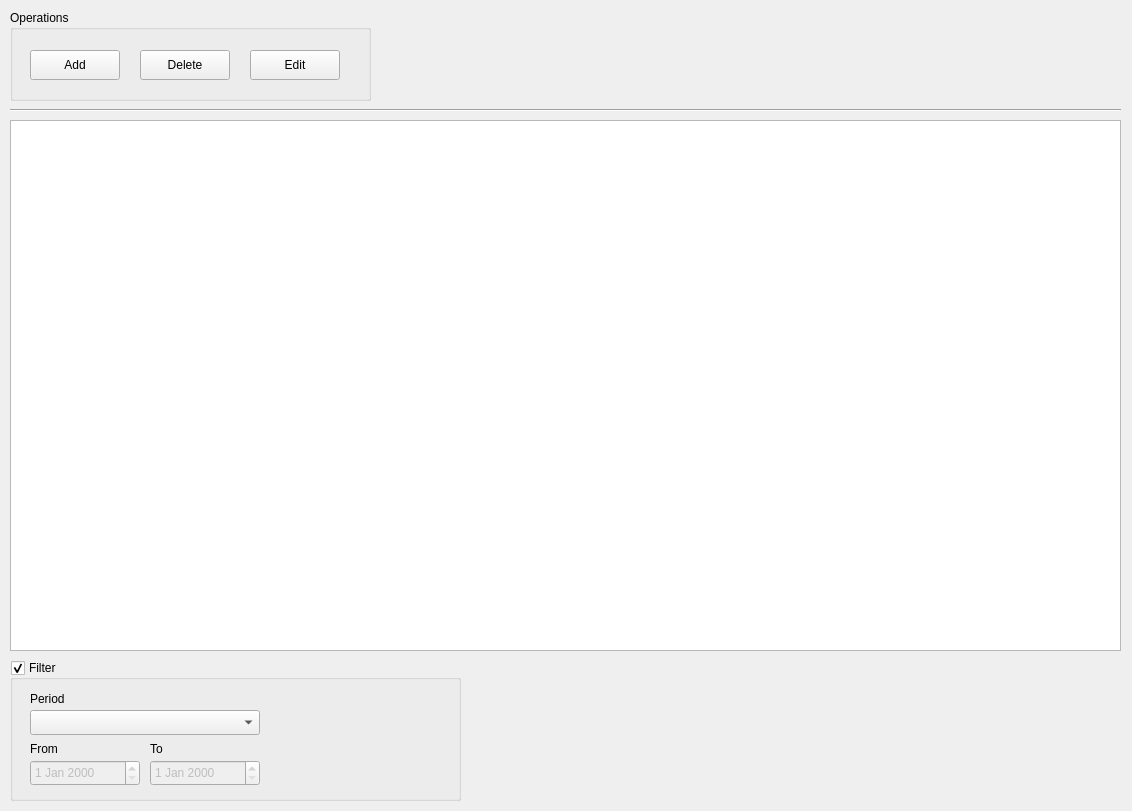
wslowinski/QtFinance, file Widget/ExpenseWidget.ui: the form before one commit.
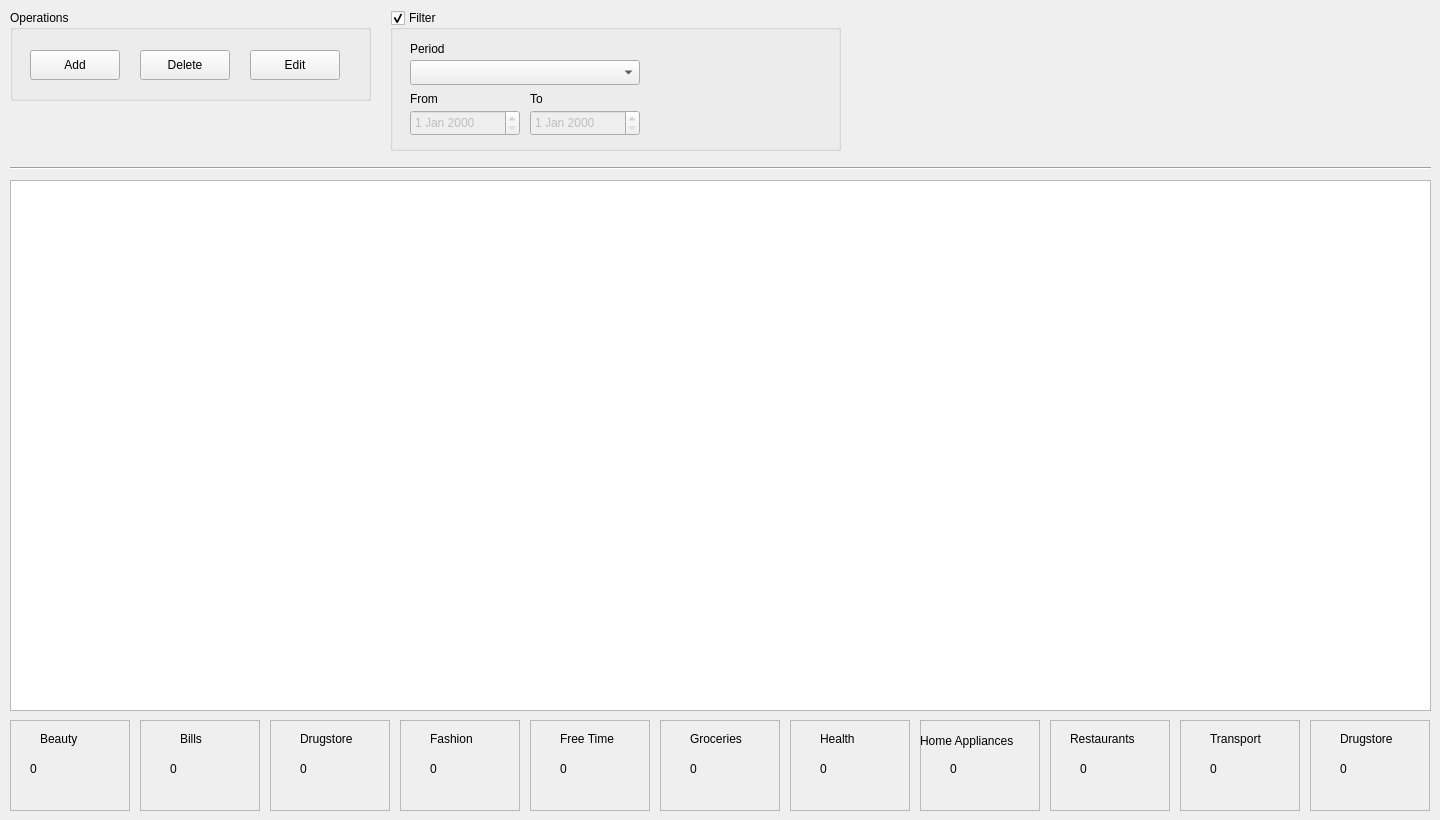
The form after the commit. Icons and pictures are not drawn.

Commit message: Add Expenses Analysis

```diff
--- a/Widget/ExpenseWidget.ui
+++ b/Widget/ExpenseWidget.ui
@@ -6,8 +6,8 @@
    <rect>
     <x>0</x>
     <y>0</y>
-    <width>1132</width>
-    <height>811</height>
+    <width>1440</width>
+    <height>820</height>
    </rect>
   </property>
   <property name="windowTitle">
@@ -108,8 +108,8 @@
    <property name="geometry">
     <rect>
      <x>10</x>
-     <y>120</y>
-     <width>1111</width>
+     <y>180</y>
+     <width>1421</width>
      <height>531</height>
     </rect>
    </property>
@@ -133,8 +133,8 @@
    <property name="geometry">
     <rect>
      <x>10</x>
-     <y>102</y>
-     <width>1111</width>
+     <y>160</y>
+     <width>1421</width>
      <height>16</height>
     </rect>
    </property>
@@ -145,8 +145,8 @@
   <widget class="QGroupBox" name="gbFilter">
    <property name="geometry">
     <rect>
-     <x>10</x>
-     <y>660</y>
+     <x>390</x>
+     <y>10</y>
      <width>451</width>
      <height>141</height>
     </rect>
@@ -245,6 +245,474 @@
     </property>
    </widget>
   </widget>
+  <widget class="QFrame" name="frmBeauty">
+   <property name="geometry">
+    <rect>
+     <x>10</x>
+     <y>720</y>
+     <width>120</width>
+     <height>91</height>
+    </rect>
+   </property>
+   <property name="autoFillBackground">
+    <bool>false</bool>
+   </property>
+   <property name="frameShape">
+    <enum>QFrame::StyledPanel</enum>
+   </property>
+   <property name="frameShadow">
+    <enum>QFrame::Raised</enum>
+   </property>
+   <widget class="QLabel" name="lblBeautyName">
+    <property name="geometry">
+     <rect>
+      <x>30</x>
+      <y>10</y>
+      <width>51</width>
+      <height>17</height>
+     </rect>
+    </property>
+    <property name="text">
+     <string>Beauty</string>
+    </property>
+   </widget>
+   <widget class="QLabel" name="lblBeauty">
+    <property name="geometry">
+     <rect>
+      <x>20</x>
+      <y>40</y>
+      <width>67</width>
+      <height>17</height>
+     </rect>
+    </property>
+    <property name="text">
+     <string>0</string>
+    </property>
+   </widget>
+  </widget>
+  <widget class="QFrame" name="frmBills">
+   <property name="geometry">
+    <rect>
+     <x>140</x>
+     <y>720</y>
+     <width>120</width>
+     <height>91</height>
+    </rect>
+   </property>
+   <property name="frameShape">
+    <enum>QFrame::StyledPanel</enum>
+   </property>
+   <property name="frameShadow">
+    <enum>QFrame::Raised</enum>
+   </property>
+   <widget class="QLabel" name="lblBillsName">
+    <property name="geometry">
+     <rect>
+      <x>40</x>
+      <y>10</y>
+      <width>31</width>
+      <height>17</height>
+     </rect>
+    </property>
+    <property name="text">
+     <string>Bills</string>
+    </property>
+   </widget>
+   <widget class="QLabel" name="lblBills">
+    <property name="geometry">
+     <rect>
+      <x>30</x>
+      <y>40</y>
+      <width>67</width>
+      <height>17</height>
+     </rect>
+    </property>
+    <property name="text">
+     <string>0</string>
+    </property>
+   </widget>
+  </widget>
+  <widget class="QFrame" name="frmDrugstore">
+   <property name="geometry">
+    <rect>
+     <x>270</x>
+     <y>720</y>
+     <width>120</width>
+     <height>91</height>
+    </rect>
+   </property>
+   <property name="frameShape">
+    <enum>QFrame::StyledPanel</enum>
+   </property>
+   <property name="frameShadow">
+    <enum>QFrame::Raised</enum>
+   </property>
+   <widget class="QLabel" name="lblDrugstoreName">
+    <property name="geometry">
+     <rect>
+      <x>30</x>
+      <y>10</y>
+      <width>71</width>
+      <height>17</height>
+     </rect>
+    </property>
+    <property name="text">
+     <string>Drugstore</string>
+    </property>
+   </widget>
+   <widget class="QLabel" name="lblDrugstore">
+    <property name="geometry">
+     <rect>
+      <x>30</x>
+      <y>40</y>
+      <width>67</width>
+      <height>17</height>
+     </rect>
+    </property>
+    <property name="text">
+     <string>0</string>
+    </property>
+   </widget>
+  </widget>
+  <widget class="QFrame" name="frmFashion">
+   <property name="geometry">
+    <rect>
+     <x>400</x>
+     <y>720</y>
+     <width>120</width>
+     <height>91</height>
+    </rect>
+   </property>
+   <property name="frameShape">
+    <enum>QFrame::StyledPanel</enum>
+   </property>
+   <property name="frameShadow">
+    <enum>QFrame::Raised</enum>
+   </property>
+   <widget class="QLabel" name="lblFashionName">
+    <property name="geometry">
+     <rect>
+      <x>30</x>
+      <y>10</y>
+      <width>71</width>
+      <height>17</height>
+     </rect>
+    </property>
+    <property name="frameShape">
+     <enum>QFrame::NoFrame</enum>
+    </property>
+    <property name="text">
+     <string>Fashion</string>
+    </property>
+   </widget>
+   <widget class="QLabel" name="lblFashion">
+    <property name="geometry">
+     <rect>
+      <x>30</x>
+      <y>40</y>
+      <width>67</width>
+      <height>17</height>
+     </rect>
+    </property>
+    <property name="text">
+     <string>0</string>
+    </property>
+   </widget>
+  </widget>
+  <widget class="QFrame" name="frmFreeTime">
+   <property name="geometry">
+    <rect>
+     <x>530</x>
+     <y>720</y>
+     <width>120</width>
+     <height>91</height>
+    </rect>
+   </property>
+   <property name="frameShape">
+    <enum>QFrame::StyledPanel</enum>
+   </property>
+   <property name="frameShadow">
+    <enum>QFrame::Raised</enum>
+   </property>
+   <widget class="QLabel" name="lblFreeTimeName">
+    <property name="geometry">
+     <rect>
+      <x>30</x>
+      <y>10</y>
+      <width>71</width>
+      <height>17</height>
+     </rect>
+    </property>
+    <property name="text">
+     <string>Free Time</string>
+    </property>
+   </widget>
+   <widget class="QLabel" name="lblFreeTime">
+    <property name="geometry">
+     <rect>
+      <x>30</x>
+      <y>40</y>
+      <width>67</width>
+      <height>17</height>
+     </rect>
+    </property>
+    <property name="text">
+     <string>0</string>
+    </property>
+   </widget>
+  </widget>
+  <widget class="QFrame" name="frmGroceries">
+   <property name="geometry">
+    <rect>
+     <x>660</x>
+     <y>720</y>
+     <width>120</width>
+     <height>91</height>
+    </rect>
+   </property>
+   <property name="frameShape">
+    <enum>QFrame::StyledPanel</enum>
+   </property>
+   <property name="frameShadow">
+    <enum>QFrame::Raised</enum>
+   </property>
+   <widget class="QLabel" name="lblGroceriesName">
+    <property name="geometry">
+     <rect>
+      <x>30</x>
+      <y>10</y>
+      <width>71</width>
+      <height>17</height>
+     </rect>
+    </property>
+    <property name="text">
+     <string>Groceries</string>
+    </property>
+   </widget>
+   <widget class="QLabel" name="lblGroceries">
+    <property name="geometry">
+     <rect>
+      <x>30</x>
+      <y>40</y>
+      <width>67</width>
+      <height>17</height>
+     </rect>
+    </property>
+    <property name="text">
+     <string>0</string>
+    </property>
+   </widget>
+  </widget>
+  <widget class="QFrame" name="frmHealth">
+   <property name="geometry">
+    <rect>
+     <x>790</x>
+     <y>720</y>
+     <width>120</width>
+     <height>91</height>
+    </rect>
+   </property>
+   <property name="frameShape">
+    <enum>QFrame::StyledPanel</enum>
+   </property>
+   <property name="frameShadow">
+    <enum>QFrame::Raised</enum>
+   </property>
+   <widget class="QLabel" name="lblHealthName">
+    <property name="geometry">
+     <rect>
+      <x>30</x>
+      <y>10</y>
+      <width>71</width>
+      <height>17</height>
+     </rect>
+    </property>
+    <property name="text">
+     <string>Health</string>
+    </property>
+   </widget>
+   <widget class="QLabel" name="lblHealth">
+    <property name="geometry">
+     <rect>
+      <x>30</x>
+      <y>40</y>
+      <width>67</width>
+      <height>17</height>
+     </rect>
+    </property>
+    <property name="text">
+     <string>0</string>
+    </property>
+   </widget>
+  </widget>
+  <widget class="QFrame" name="frmHomeAppliances">
+   <property name="geometry">
+    <rect>
+     <x>920</x>
+     <y>720</y>
+     <width>120</width>
+     <height>91</height>
+    </rect>
+   </property>
+   <property name="frameShape">
+    <enum>QFrame::StyledPanel</enum>
+   </property>
+   <property name="frameShadow">
+    <enum>QFrame::Raised</enum>
+   </property>
+   <widget class="QLabel" name="lblHomeAppliancesName">
+    <property name="geometry">
+     <rect>
+      <x>0</x>
+      <y>10</y>
+      <width>121</width>
+      <height>21</height>
+     </rect>
+    </property>
+    <property name="text">
+     <string>Home Appliances</string>
+    </property>
+   </widget>
+   <widget class="QLabel" name="lblHomeAppliances">
+    <property name="geometry">
+     <rect>
+      <x>30</x>
+      <y>40</y>
+      <width>67</width>
+      <height>17</height>
+     </rect>
+    </property>
+    <property name="text">
+     <string>0</string>
+    </property>
+   </widget>
+  </widget>
+  <widget class="QFrame" name="frmRestaurants">
+   <property name="geometry">
+    <rect>
+     <x>1050</x>
+     <y>720</y>
+     <width>120</width>
+     <height>91</height>
+    </rect>
+   </property>
+   <property name="frameShape">
+    <enum>QFrame::StyledPanel</enum>
+   </property>
+   <property name="frameShadow">
+    <enum>QFrame::Raised</enum>
+   </property>
+   <widget class="QLabel" name="lblRestaurantsName">
+    <property name="geometry">
+     <rect>
+      <x>20</x>
+      <y>10</y>
+      <width>81</width>
+      <height>17</height>
+     </rect>
+    </property>
+    <property name="text">
+     <string>Restaurants</string>
+    </property>
+   </widget>
+   <widget class="QLabel" name="lblRestaurants">
+    <property name="geometry">
+     <rect>
+      <x>30</x>
+      <y>40</y>
+      <width>67</width>
+      <height>17</height>
+     </rect>
+    </property>
+    <property name="text">
+     <string>0</string>
+    </property>
+   </widget>
+  </widget>
+  <widget class="QFrame" name="frmTransport">
+   <property name="geometry">
+    <rect>
+     <x>1180</x>
+     <y>720</y>
+     <width>120</width>
+     <height>91</height>
+    </rect>
+   </property>
+   <property name="frameShape">
+    <enum>QFrame::StyledPanel</enum>
+   </property>
+   <property name="frameShadow">
+    <enum>QFrame::Raised</enum>
+   </property>
+   <widget class="QLabel" name="lblTransportName">
+    <property name="geometry">
+     <rect>
+      <x>30</x>
+      <y>10</y>
+      <width>71</width>
+      <height>17</height>
+     </rect>
+    </property>
+    <property name="text">
+     <string>Transport</string>
+    </property>
+   </widget>
+   <widget class="QLabel" name="lblTransport">
+    <property name="geometry">
+     <rect>
+      <x>30</x>
+      <y>40</y>
+      <width>67</width>
+      <height>17</height>
+     </rect>
+    </property>
+    <property name="text">
+     <string>0</string>
+    </property>
+   </widget>
+  </widget>
+  <widget class="QFrame" name="frmNoCategory">
+   <property name="geometry">
+    <rect>
+     <x>1310</x>
+     <y>720</y>
+     <width>120</width>
+     <height>91</height>
+    </rect>
+   </property>
+   <property name="frameShape">
+    <enum>QFrame::StyledPanel</enum>
+   </property>
+   <property name="frameShadow">
+    <enum>QFrame::Raised</enum>
+   </property>
+   <widget class="QLabel" name="lblNoCategoryName">
+    <property name="geometry">
+     <rect>
+      <x>30</x>
+      <y>10</y>
+      <width>71</width>
+      <height>17</height>
+     </rect>
+    </property>
+    <property name="text">
+     <string>Drugstore</string>
+    </property>
+   </widget>
+   <widget class="QLabel" name="lblNoCategory">
+    <property name="geometry">
+     <rect>
+      <x>30</x>
+      <y>40</y>
+      <width>67</width>
+      <height>17</height>
+     </rect>
+    </property>
+    <property name="text">
+     <string>0</string>
+    </property>
+   </widget>
+  </widget>
  </widget>
  <resources/>
  <connections/>
```
The commit also changes 7 other files.
